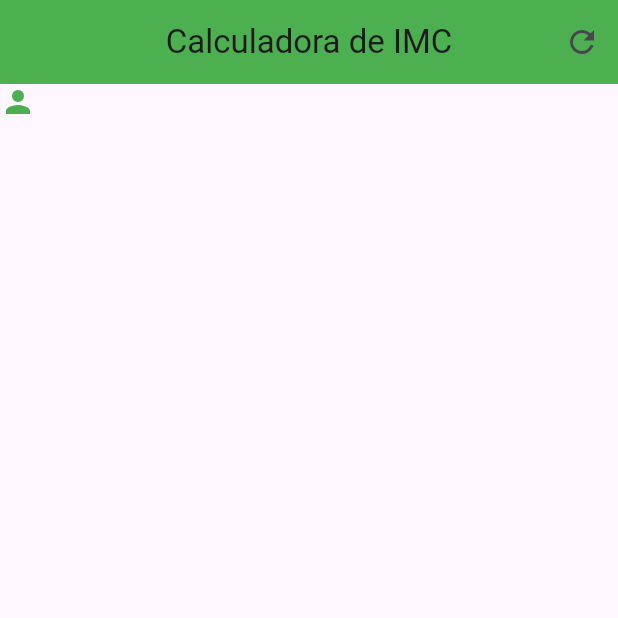
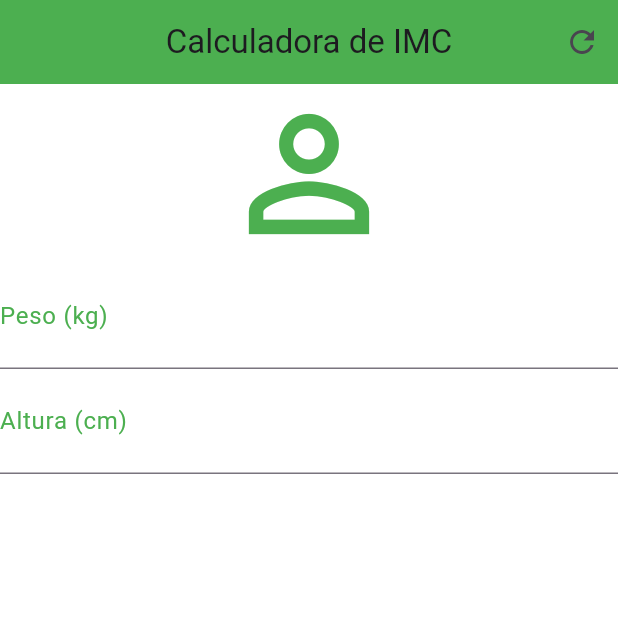
Before and after one commit to MatheusWDB/calculadora_imc, a Flutter app: the screen it shows after launch, after a tap on the "refresh" icon, on a phone screen of 412 x 824 dp, the top half of it. Run offline on Flutter 3.47's test engine with Material 3 defaults, Android fonts, the phone set to English and light mode, and no system bars.

Commit message:
TextField e Decoration

```diff
--- a/lib/main.dart
+++ b/lib/main.dart
@@ -1,9 +1,66 @@
-import 'package:calculadora_imc/pages/home_page.dart';
 import 'package:flutter/material.dart';
 
 void main() {
   runApp(MaterialApp(
-    theme: ThemeData(),
+    debugShowMaterialGrid: false,
     home: HomePage(),
   ));
 }
+
+class HomePage extends StatefulWidget {
+  const HomePage({super.key});
+
+  @override
+  State<HomePage> createState() => _HomePageState();
+}
+
+class _HomePageState extends State<HomePage> {
+  @override
+  Widget build(BuildContext context) {
+    return Scaffold(
+      appBar: AppBar(
+        title: Text('Calculadora de IMC'),
+        centerTitle: true,
+        backgroundColor: Colors.green,
+        actions: [
+          IconButton(
+            onPressed: () {},
+            icon: Icon(Icons.refresh),
+          ),
+        ],
+      ),
+      backgroundColor: Colors.white,
+      body: Column(
+        crossAxisAlignment: CrossAxisAlignment.stretch,
+        spacing: 0.0,
+        children: [
+          Icon(
+            Icons.person_outline,
+            size: 120.0,
+            color: Colors.green,
+          ),
+          TextField(
+            keyboardType: TextInputType.number,
+            decoration: InputDecoration(
+              labelText: 'Peso (kg)',
+              suffixText: 'kg',
+              labelStyle: TextStyle(color: Colors.green),
+            ),
+            textAlign: TextAlign.center,
+            style: TextStyle(color: Colors.green, fontSize: 25.0),
+          ),
+          TextField(
+            keyboardType: TextInputType.number,
+            decoration: InputDecoration(
+              labelText: 'Altura (cm)',
+              suffixText: 'cm',
+              labelStyle: TextStyle(color: Colors.green),
+            ),
+            textAlign: TextAlign.center,
+            style: TextStyle(color: Colors.green, fontSize: 25.0),
+          ),
+        ],
+      ),
+    );
+  }
+}
--- a/lib/pages/home_page.dart
+++ /dev/null
@@ -1,36 +0,0 @@
-import 'package:flutter/cupertino.dart';
-import 'package:flutter/material.dart';
-
-class HomePage extends StatefulWidget {
-  const HomePage({super.key});
-
-  @override
-  State<HomePage> createState() => _HomePageState();
-}
-
-class _HomePageState extends State<HomePage> {
-  @override
-  Widget build(BuildContext context) {
-    return Scaffold(
-      appBar: AppBar(
-        title: Text('Calculadora de IMC'),
-        centerTitle: true,
-        backgroundColor: Colors.green,
-        actions: [
-          IconButton(
-            onPressed: () {},
-            icon: Icon(Icons.refresh),
-          ),
-        ],
-      ),
-      body: Column(
-        children: [
-          Icon(
-            Icons.person,
-            color: Colors.green,
-          ),
-        ],
-      ),
-    );
-  }
-}
```
